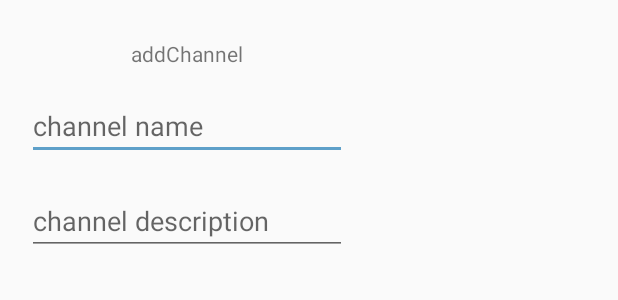
After one commit to thejackest/Smack, an Android app: the layout add_channel_dialog.xml on its own in the app's theme, with its tools: preview values and no code run, on a phone screen of 412 x 824 dp. The commit adds this screen. Shown: the top 300 px of the screen. Run offline under Robolectric (Android 15) with nearby library versions, the phone set to English and light mode, and no system bars.

Commit message:
Add channel dialog

```diff
--- /dev/null
+++ b/app/src/main/res/layout/add_channel_dialog.xml
@@ -0,0 +1,40 @@
+<?xml version="1.0" encoding="utf-8"?>
+<LinearLayout xmlns:android="http://schemas.android.com/apk/res/android"
+    android:layout_width="wrap_content"
+    android:layout_height="wrap_content"
+    android:orientation="vertical">
+
+    <TextView
+        android:id="@+id/textView3"
+        android:layout_width="match_parent"
+        android:layout_height="wrap_content"
+        android:layout_marginTop="26dp"
+        android:layout_marginBottom="16dp"
+        android:text="@string/addchannel"
+        android:textAlignment="center" />
+
+    <EditText
+        android:id="@+id/addChannelNameTxt"
+        android:layout_width="match_parent"
+        android:layout_height="wrap_content"
+        android:layout_marginLeft="18dp"
+        android:layout_marginRight="18dp"
+        android:layout_marginBottom="18dp"
+        android:ems="10"
+        android:hint="@string/channel_name"
+        android:inputType="textPersonName"
+        android:textColor="@android:color/darker_gray" />
+
+    <EditText
+        android:id="@+id/addChannelDesTxt"
+        android:layout_width="match_parent"
+        android:layout_height="wrap_content"
+        android:layout_marginLeft="18dp"
+        android:layout_marginRight="18dp"
+        android:layout_marginBottom="18dp"
+        android:ems="10"
+        android:hint="@string/channel_description"
+        android:inputType="textPersonName"
+        android:textColor="@android:color/darker_gray" />
+
+</LinearLayout>
--- a/app/src/main/res/values/strings.xml
+++ b/app/src/main/res/values/strings.xml
@@ -26,4 +26,6 @@
     <string name="profile">profile</string>
     <string name="create_user">CREATE USER</string>
     <string name="generate_background_color">generate Background Color</string>
+    <string name="channel_name">channel name</string>
+    <string name="channel_description">channel description</string>
 </resources>
```
Also changed, not shown: app/src/main/java/com/jackest/smack/Controller/MainActivity.kt (+31 -6 lines).
